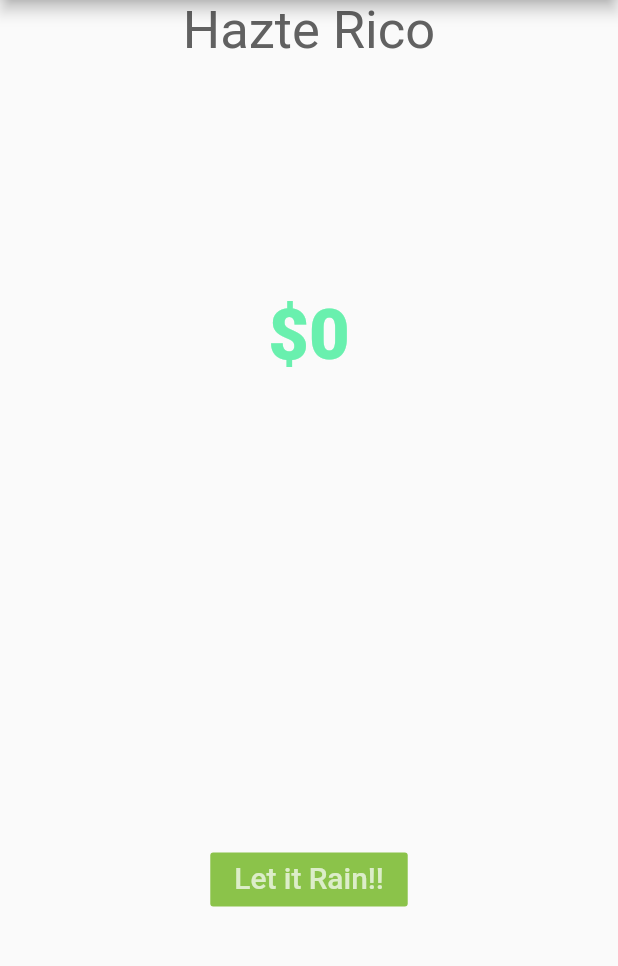
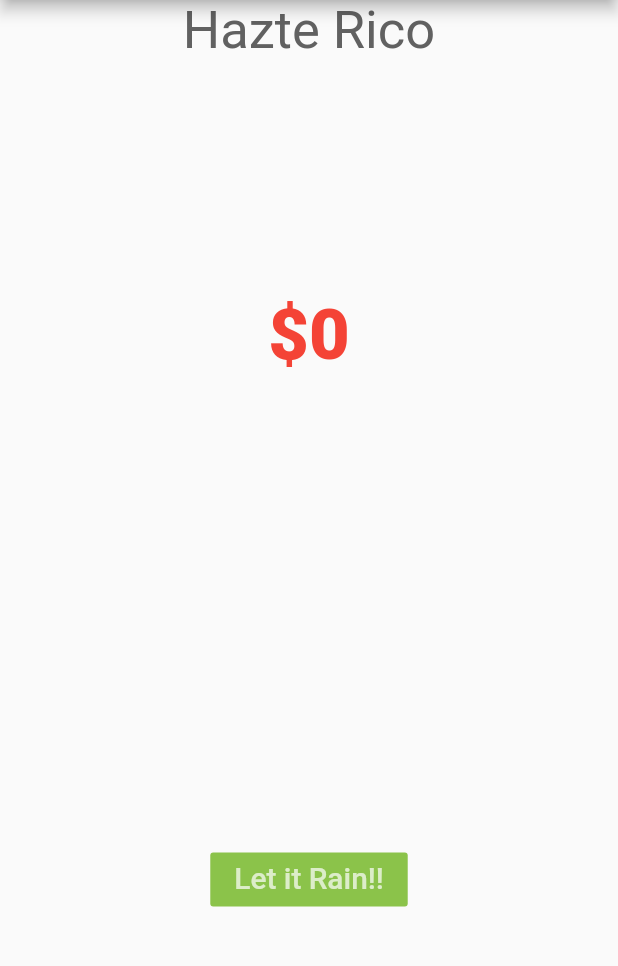
Before and after one commit to dgnsstyles/MakeItRainApp, a Flutter app: the screen it shows after launch, on a phone screen of 412 x 824 dp, the part 84-1050 px from its top. Run offline on Flutter 3.47's test engine with Material 2 defaults, Android fonts, the phone set to English and light mode, and no system bars.

Commit message:
cambiado el estado del color de los colores

```diff
--- a/lib/ui/make_it_rain.dart
+++ b/lib/ui/make_it_rain.dart
@@ -39,7 +39,7 @@ class MakeItRainState extends State<MakeItRain>{
                 child: new Center(
                   child: new Text('\$$_moneyCounter',
                     style: new TextStyle(
-                      color: Colors.greenAccent,
+                      color: _moneyCounter > 2000 ? Colors.blueAccent : Colors.red,
                       fontSize: 46.9,
                       fontWeight: FontWeight.w800
                     ),),
```
